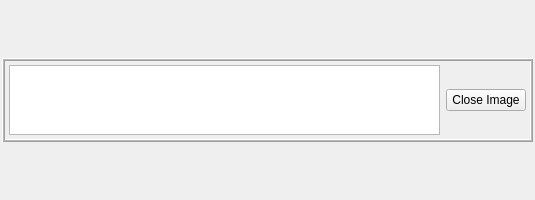
Qt form forms/imageStackWidget.ui (isis-group/vast) before a commit.
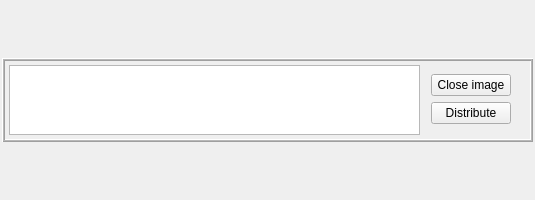
The same form after that commit.

```diff
--- a/forms/imageStackWidget.ui
+++ b/forms/imageStackWidget.ui
@@ -83,11 +83,33 @@
          <property name="spacing">
           <number>2</number>
          </property>
+         <item row="0" column="0">
+          <widget class="QListWidget" name="imageStack"/>
+         </item>
          <item row="0" column="1">
-          <widget class="QListWidget" name="imageStack">
-           <property name="editTriggers">
-            <set>QAbstractItemView::AllEditTriggers</set>
+          <widget class="QFrame" name="frame_4">
+           <property name="frameShape">
+            <enum>QFrame::NoFrame</enum>
            </property>
+           <property name="frameShadow">
+            <enum>QFrame::Raised</enum>
+           </property>
+           <layout class="QVBoxLayout" name="verticalLayout_2">
+            <item>
+             <widget class="QPushButton" name="buttonCloseImage">
+              <property name="text">
+               <string>Close image</string>
+              </property>
+             </widget>
+            </item>
+            <item>
+             <widget class="QPushButton" name="buttonDistributeImages">
+              <property name="text">
+               <string>Distribute</string>
+              </property>
+             </widget>
+            </item>
+           </layout>
           </widget>
          </item>
         </layout>
@@ -114,13 +136,6 @@
          <property name="spacing">
           <number>2</number>
          </property>
-         <item row="0" column="0">
-          <widget class="QPushButton" name="buttonRemoveImage">
-           <property name="text">
-            <string>Close Image</string>
-           </property>
-          </widget>
-         </item>
         </layout>
        </widget>
       </item>
```
